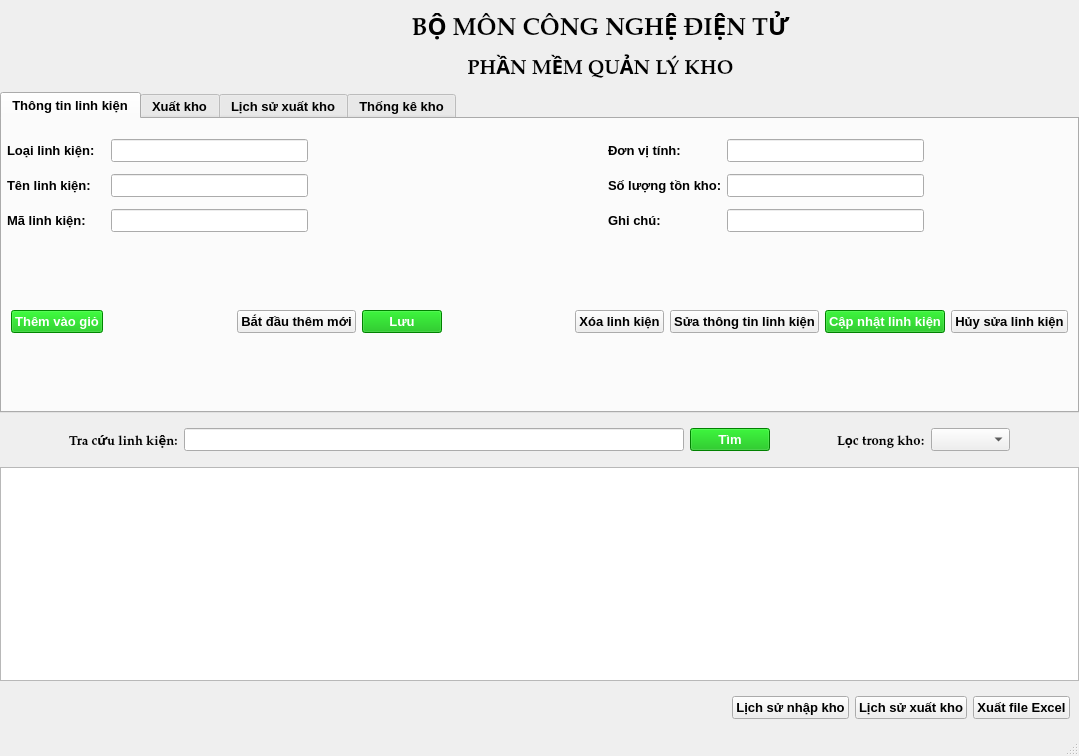
Above: NhapXuatKho_CNDT/mainwindow.ui from ngockhang2017/NhapXuatKho_CNDT before the change. Below: the same form after it.
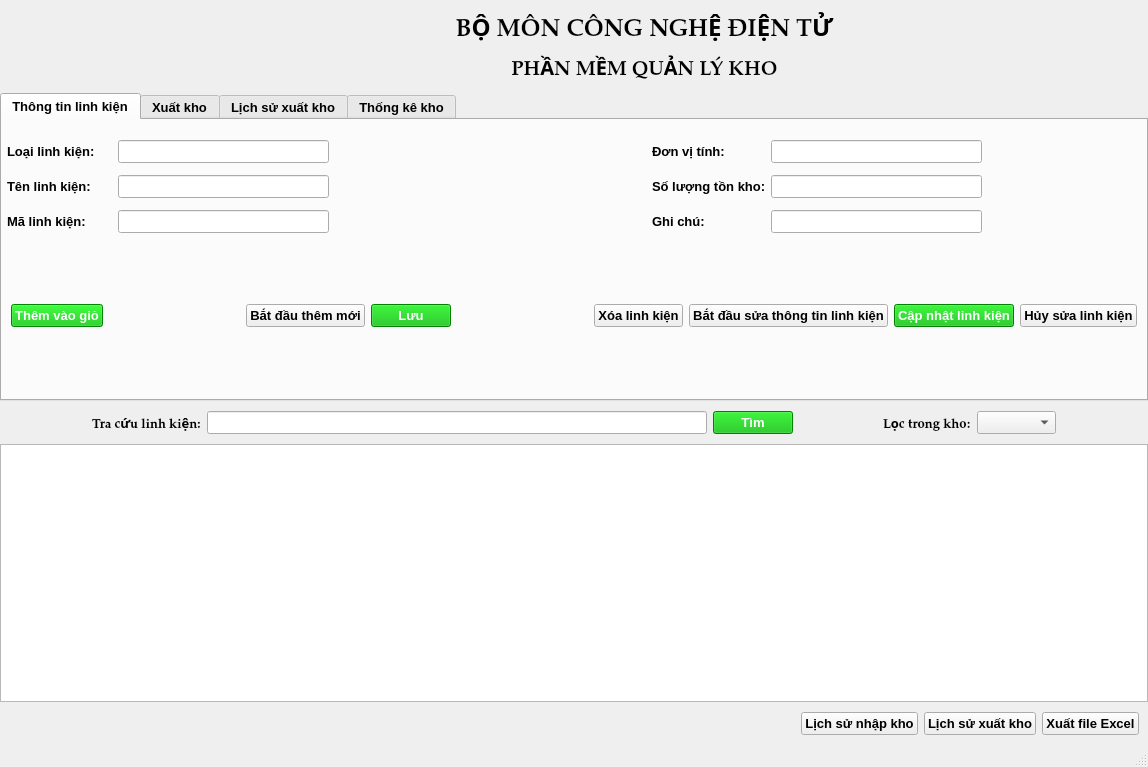
That is the form after the change. Icons and pictures are not drawn.

What changed in the file:
```diff
--- a/NhapXuatKho_CNDT/mainwindow.ui
+++ b/NhapXuatKho_CNDT/mainwindow.ui
@@ -6,8 +6,8 @@
    <rect>
     <x>0</x>
     <y>0</y>
-    <width>1079</width>
-    <height>756</height>
+    <width>1148</width>
+    <height>767</height>
    </rect>
   </property>
   <property name="windowTitle">
@@ -127,7 +127,7 @@
     </item>
     <item>
      <widget class="QWidget" name="widget_2" native="true">
-      <layout class="QVBoxLayout" name="verticalLayout_3" stretch="6,1,4,1">
+      <layout class="QVBoxLayout" name="verticalLayout_3" stretch="6,1,6,1">
        <property name="spacing">
         <number>0</number>
        </property>
@@ -385,7 +385,7 @@
               <item>
                <widget class="QPushButton" name="pushButton_14">
                 <property name="text">
-                 <string>Sửa thông tin linh kiện</string>
+                 <string>Bắt đầu sửa thông tin linh kiện</string>
                 </property>
                </widget>
               </item>
@@ -1168,7 +1168,7 @@
     <rect>
      <x>0</x>
      <y>0</y>
-     <width>1079</width>
+     <width>1148</width>
      <height>25</height>
     </rect>
    </property>
```
